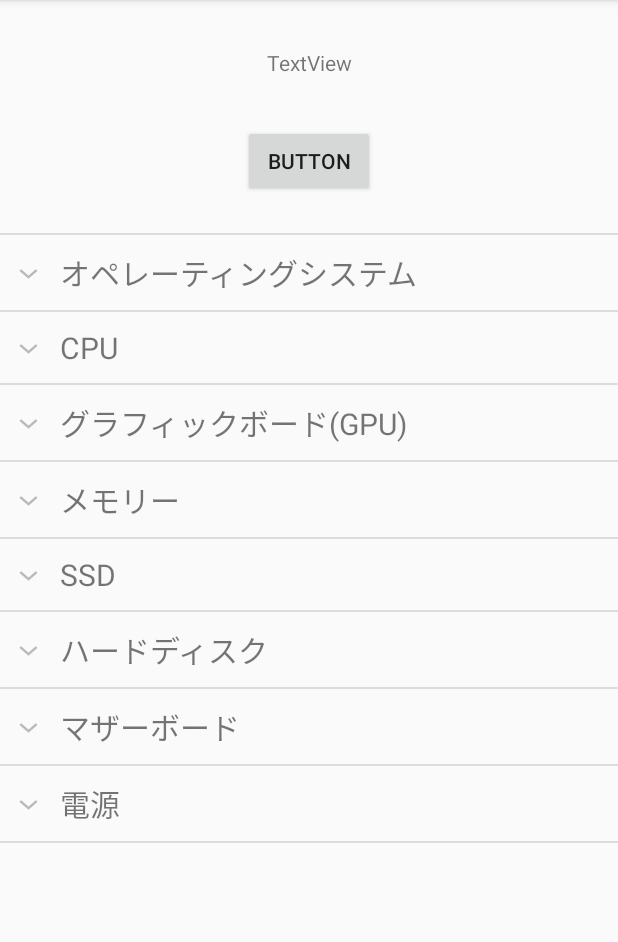
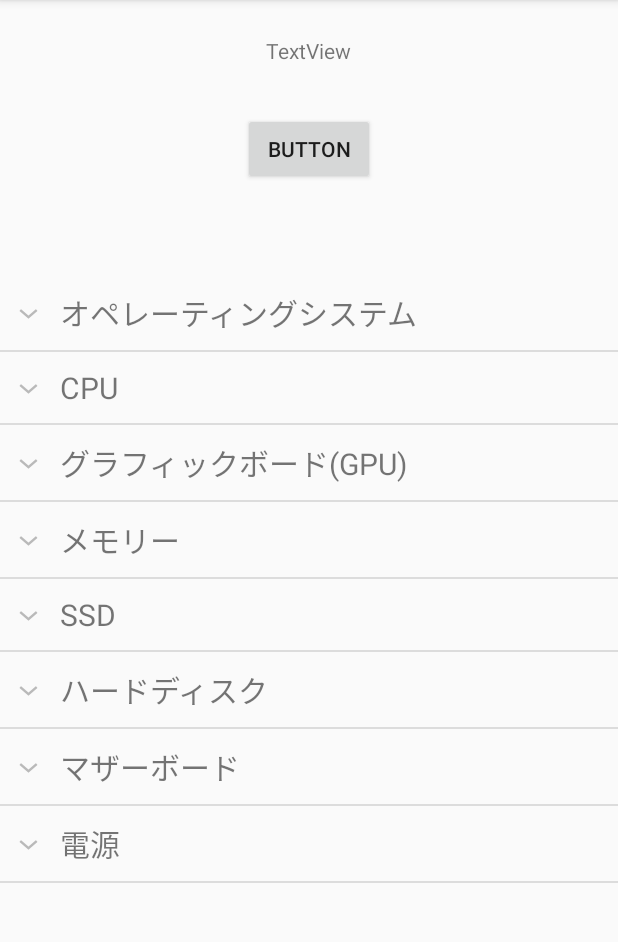
Before and after one commit to M0710Fa/hack-app-android, an Android app: the screen it shows after launch (MainActivity), on a phone screen of 412 x 824 dp, the part 84-1026 px from its top. Run offline under Robolectric (Android 15) with nearby library versions, the phone set to English and light mode, and no system bars.

Commit message:
[fix]画面遷修正

```diff
--- a/Re-Com/app/src/main/AndroidManifest.xml
+++ b/Re-Com/app/src/main/AndroidManifest.xml
@@ -16,6 +16,10 @@
                 <category android:name="android.intent.category.LAUNCHER" />
             </intent-filter>
         </activity>
+        <activity
+            android:name=".SurveyActivity"
+            android:label="@string/app_name" >
+        </activity>
     </application>
 
 </manifest>
--- a/Re-Com/app/src/main/java/com/example/re_com/MainActivity.kt
+++ b/Re-Com/app/src/main/java/com/example/re_com/MainActivity.kt
@@ -1,17 +1,24 @@
 package com.example.re_com
 
 import android.content.Context
+import android.content.Intent
 import androidx.appcompat.app.AppCompatActivity
 import android.os.Bundle
 import android.view.LayoutInflater
 import android.view.View
 import android.view.ViewGroup
 import android.widget.*
+import kotlinx.android.synthetic.main.activity_main.*
 
 class MainActivity : AppCompatActivity() {
     override fun onCreate(savedInstanceState: Bundle?) {
         super.onCreate(savedInstanceState)
         setContentView(R.layout.activity_main)
+
+        start_button.setOnClickListener {
+            val intent = Intent(application, SurveyActivity::class.java)
+            startActivity(intent)
+        }
 
         //親要素のリスト
         val parts: MutableList<String> = ArrayList()
@@ -19,6 +26,7 @@ class MainActivity : AppCompatActivity() {
         for(partsName in partsArray){
             parts.add(partsName)
         }
+
 
         //子要素のリスト
         val explainsOs: MutableList<String> = ArrayList()
@@ -50,8 +58,8 @@ class MainActivity : AppCompatActivity() {
 
         //ExpandableListViewの初期化
         val exListView = findViewById<ExpandableListView>(R.id.exlistview)
-        val header = View.inflate(this,R.layout.header_layout,null)
-        exListView.addHeaderView(header)
+        //val header = View.inflate(this,R.layout.header_layout,null)
+        //exListView.addHeaderView(header)
         val adapter = ExplainsPartsListAdapter(this, parts, explains)
         exListView.setAdapter(adapter)
         exListView.setOnChildClickListener { parent, v, groupPosition, childPosition, id -> //子要素をタップした時の処理
--- a/Re-Com/app/src/main/res/layout/activity_main.xml
+++ b/Re-Com/app/src/main/res/layout/activity_main.xml
@@ -9,15 +9,32 @@
     <LinearLayout
         android:layout_width="match_parent"
         android:layout_height="match_parent"
-        android:orientation="vertical"
-        tools:layout_editor_absoluteY="67dp"
-        tools:context=".MainActivity">
+        android:orientation="vertical">
+
+        <TextView
+            android:id="@+id/explain_botton"
+            android:layout_width="wrap_content"
+            android:layout_height="wrap_content"
+            android:layout_gravity="center"
+            android:layout_marginTop="24dp"
+            android:text="TextView"
+            app:layout_constraintBottom_toTopOf="@id/start_button"
+            app:layout_constraintTop_toTopOf="parent" />
+
+        <Button
+            android:id="@+id/start_button"
+            android:layout_width="wrap_content"
+            android:layout_height="wrap_content"
+            android:layout_gravity="center"
+            android:layout_marginTop="32dp"
+            android:text="Button"
+            app:layout_constraintTop_toBottomOf="@id/explain_botton" />
 
         <ExpandableListView
             android:id="@+id/exlistview"
             android:layout_width="match_parent"
-            android:layout_height="match_parent" />
-
+            android:layout_height="match_parent"
+            android:layout_marginTop="60dp" />
     </LinearLayout>
 
 </androidx.constraintlayout.widget.ConstraintLayout>
--- a/Re-Com/app/src/main/res/layout/header_layout.xml
+++ /dev/null
@@ -1,30 +0,0 @@
-<?xml version="1.0" encoding="utf-8"?>
-<androidx.constraintlayout.widget.ConstraintLayout
-    xmlns:android="http://schemas.android.com/apk/res/android"
-    xmlns:app="http://schemas.android.com/apk/res-auto"
-    android:layout_width="match_parent"
-    android:layout_height="match_parent">
-
-    <TextView
-        android:id="@+id/explain_botton"
-        android:layout_width="wrap_content"
-        android:layout_height="wrap_content"
-        android:layout_marginTop="32dp"
-        android:text="TextView"
-        app:layout_constraintLeft_toLeftOf="parent"
-        app:layout_constraintRight_toRightOf="parent"
-        app:layout_constraintTop_toTopOf="parent" />
-
-    <Button
-        android:id="@+id/start_button"
-        android:layout_width="wrap_content"
-        android:layout_height="wrap_content"
-        android:layout_marginTop="32dp"
-        android:layout_marginBottom="24dp"
-        android:text="Button"
-        app:layout_constraintBottom_toBottomOf="parent"
-        app:layout_constraintLeft_toLeftOf="parent"
-        app:layout_constraintRight_toRightOf="parent"
-        app:layout_constraintTop_toBottomOf="@id/explain_botton" />
-
-</androidx.constraintlayout.widget.ConstraintLayout>
```
Also changed, not shown: Re-Com/app/src/main/java/com/example/re_com/SurveyActivity.kt (added, +40 -0 lines), Re-Com/app/src/main/res/layout/activity_survey_button.xml (added, +37 -0 lines).
